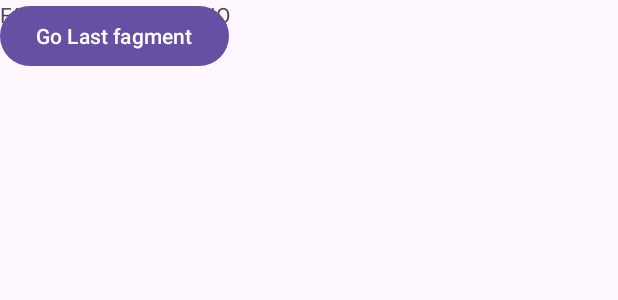
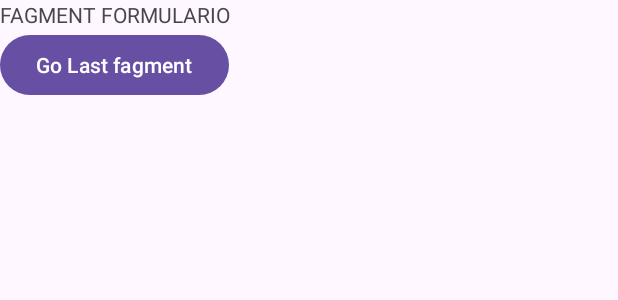
Before and after one commit to JonathanCastilloHurtado/NavigationGraphExample, an Android app: the layout fragment_formulario.xml on its own in the app's theme, with its tools: preview values and no code run, on a phone screen of 412 x 824 dp. Shown: the top 300 px of the screen. Run offline under Robolectric (Android 15) with nearby library versions, the phone set to English and light mode, and no system bars.

Commit message:
add launch from URL

```diff
--- a/app/src/main/AndroidManifest.xml
+++ b/app/src/main/AndroidManifest.xml
@@ -15,6 +15,8 @@
         <activity
             android:name=".MainActivity"
             android:exported="true">
+            <!--Component that allows launch app from web´s url-->
+            <nav-graph android:value="@navigation/nav_graph" />
             <intent-filter>
                 <action android:name="android.intent.action.MAIN" />
 
--- a/app/src/main/java/com/example/navigationexample/FormularioFragment.kt
+++ b/app/src/main/java/com/example/navigationexample/FormularioFragment.kt
@@ -22,7 +22,7 @@ class FormularioFragment : Fragment() {
     override fun onViewCreated(view: View, savedInstanceState: Bundle?) {
         super.onViewCreated(view, savedInstanceState)
         //Recover the para from the previous fragment
-        view.findViewById<TextView>(R.id.titulo)?.setText(getArguments()?.getString("amount"))
+        view.findViewById<TextView>(R.id.titulo)?.setText(getArguments()?.getString("myarg"))
         view.findViewById<Button>(R.id.navigate_button)?.setOnClickListener {
             findNavController().navigate(R.id.go_to_lastFragment)
         }
--- a/app/src/main/res/layout/fragment_formulario.xml
+++ b/app/src/main/res/layout/fragment_formulario.xml
@@ -1,14 +1,15 @@
 <?xml version="1.0" encoding="utf-8"?>
-<FrameLayout xmlns:android="http://schemas.android.com/apk/res/android"
+<LinearLayout xmlns:android="http://schemas.android.com/apk/res/android"
     xmlns:tools="http://schemas.android.com/tools"
     android:layout_width="match_parent"
     android:layout_height="match_parent"
+    android:orientation="vertical"
     tools:context=".FormularioFragment">
 
     <TextView
         android:id="@+id/titulo"
-        android:layout_width="match_parent"
-        android:layout_height="match_parent"
+        android:layout_width="wrap_content"
+        android:layout_height="wrap_content"
         android:text="FAGMENT FORMULARIO" />
     <Button
         android:id="@+id/navigate_button"
@@ -16,4 +17,4 @@
         android:layout_height="wrap_content"
         android:text="Go Last fagment" />
 
-</FrameLayout>
+</LinearLayout>
```
Also changed, not shown: app/src/main/res/anim/slide_in_right.xml (added, +7 -0 lines), app/src/main/res/anim/slide_out_left.xml (added, +7 -0 lines), app/src/main/res/navigation/nav_graph.xml (+17 -2 lines), app/src/main/java/com/example/navigationexample/HomeFragment.kt (line endings or trailing spaces).
